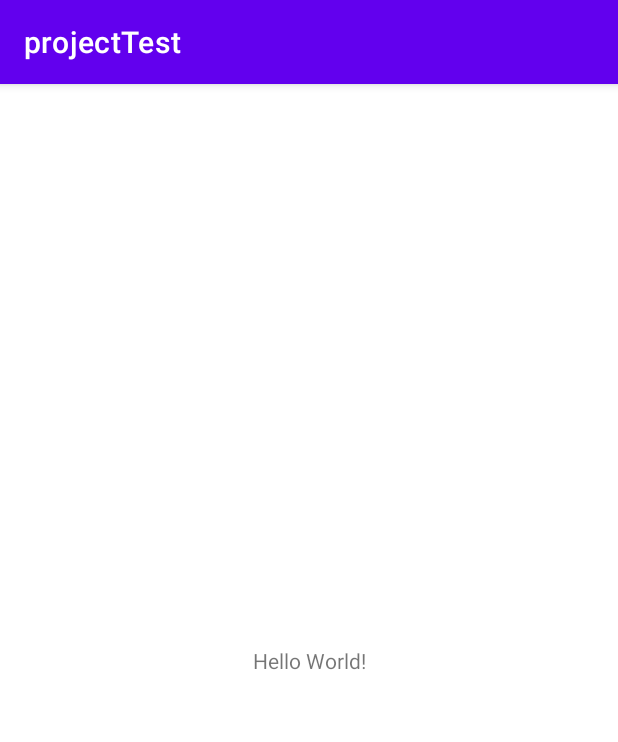
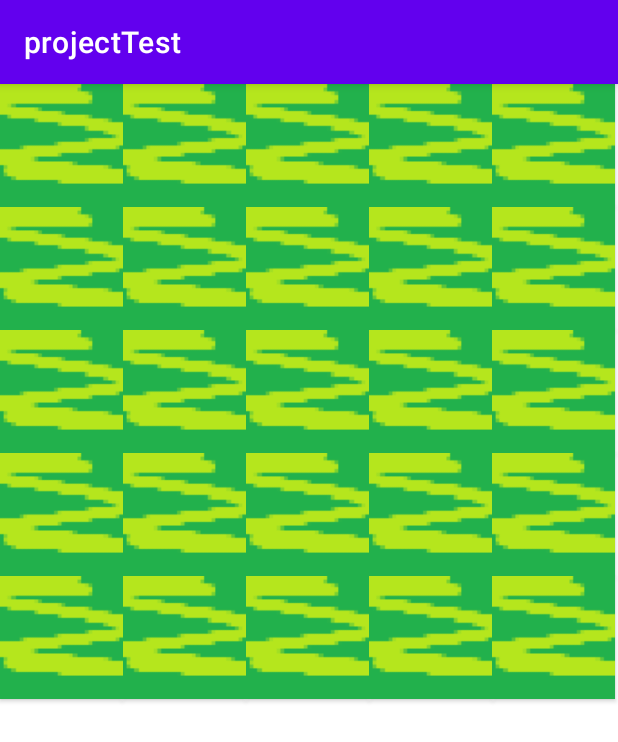
Before and after one commit to sandsandsandsand/projectTest, an Android app: the screen it shows after launch (MainActivity), on a phone screen of 412 x 824 dp. Shown: the top 742 px of the screen. Run offline under Robolectric (Android 15) with nearby library versions, the phone set to English and light mode, and no system bars.

Commit message:
started mapping

```diff
--- a/app/src/main/java/com/example/projecttest/MainActivity.java
+++ b/app/src/main/java/com/example/projecttest/MainActivity.java
@@ -2,13 +2,23 @@ package com.example.projecttest;
 
 import androidx.appcompat.app.AppCompatActivity;
 
+import android.graphics.Point;
 import android.os.Bundle;
 
 public class MainActivity extends AppCompatActivity {
-
+    private mapGrid grid;
     @Override
     protected void onCreate(Bundle savedInstanceState) {
         super.onCreate(savedInstanceState);
         setContentView(R.layout.activity_main);
+        Point size = new Point();
+        getWindowManager().getDefaultDisplay().getSize(size);
+        int width = size.x/5;
+        //we want a 5 piece grid
+        //ButtonHandler buttonHandle = new ButtonHandler();
+        grid = new mapGrid(this,width,5);
+        setContentView(grid);
+        System.out.println("test");
+
     }
 }
--- a/app/src/main/java/com/example/projecttest/mapButton.java
+++ b/app/src/main/java/com/example/projecttest/mapButton.java
@@ -8,6 +8,7 @@ public class mapButton extends androidx.appcompat.widget.AppCompatButton
     //a tile on the map
     public mapButton(Context context)
     {
+
         super(context);
     }
     public void activate()
@@ -15,4 +16,5 @@ public class mapButton extends androidx.appcompat.widget.AppCompatButton
         System.out.println("by default do nothing, wall tiles will not override activate");
     }
 
+
 }
--- /dev/null
+++ b/app/src/main/java/com/example/projecttest/mapButtonGrass.java
@@ -0,0 +1,23 @@
+package com.example.projecttest;
+
+import android.content.Context;
+import android.graphics.drawable.Drawable;
+
+public class mapButtonGrass
+extends mapButton
+{
+    public mapButtonGrass(Context context)
+    {
+
+        super(context);
+
+        System.out.println("grass created");
+
+        setBackgroundResource(R.drawable.grass);
+    }
+    public void activate()
+    {
+        System.out.println("this is grass, move if player near");
+    }
+
+}
--- /dev/null
+++ b/app/src/main/java/com/example/projecttest/mapButtonWall.java
@@ -0,0 +1,13 @@
+package com.example.projecttest;
+
+import android.content.Context;
+
+public class mapButtonWall
+    extends mapButton
+{
+
+    public mapButtonWall(Context context) {
+        super(context);
+        setBackgroundResource(R.drawable.wall);
+    }
+}
--- /dev/null
+++ b/app/src/main/java/com/example/projecttest/mapGrid.java
@@ -0,0 +1,29 @@
+package com.example.projecttest;
+
+import android.content.Context;
+import android.widget.GridLayout;
+
+public class mapGrid extends GridLayout
+{
+    private int side;
+    private mapButton[][] buttons = new mapButton[5][5];
+
+    public mapGrid(Context context,int width, int Nside) {
+        super(context);
+        this.side = Nside;
+        setColumnCount(side);
+        setRowCount(side);
+//        buttons[0][0] = new mapButtonGrass(context);
+//        buttons[9][9] = new mapButtonGrass(context);
+//        buttons[2][2] = new mapButtonWall(context);
+        for( int row = 0; row < side; row++ )
+            {
+                for (int col = 0; col < side; col++)
+                {
+                    buttons[row][col] = new mapButtonGrass(context);
+                    addView( buttons[row][col], width, width );
+                }
+            }
+
+    }
+}
```
Also changed, not shown: app/src/main/res/drawable-v24/grass.png (added), app/src/main/res/drawable-v24/wall.png (added).
